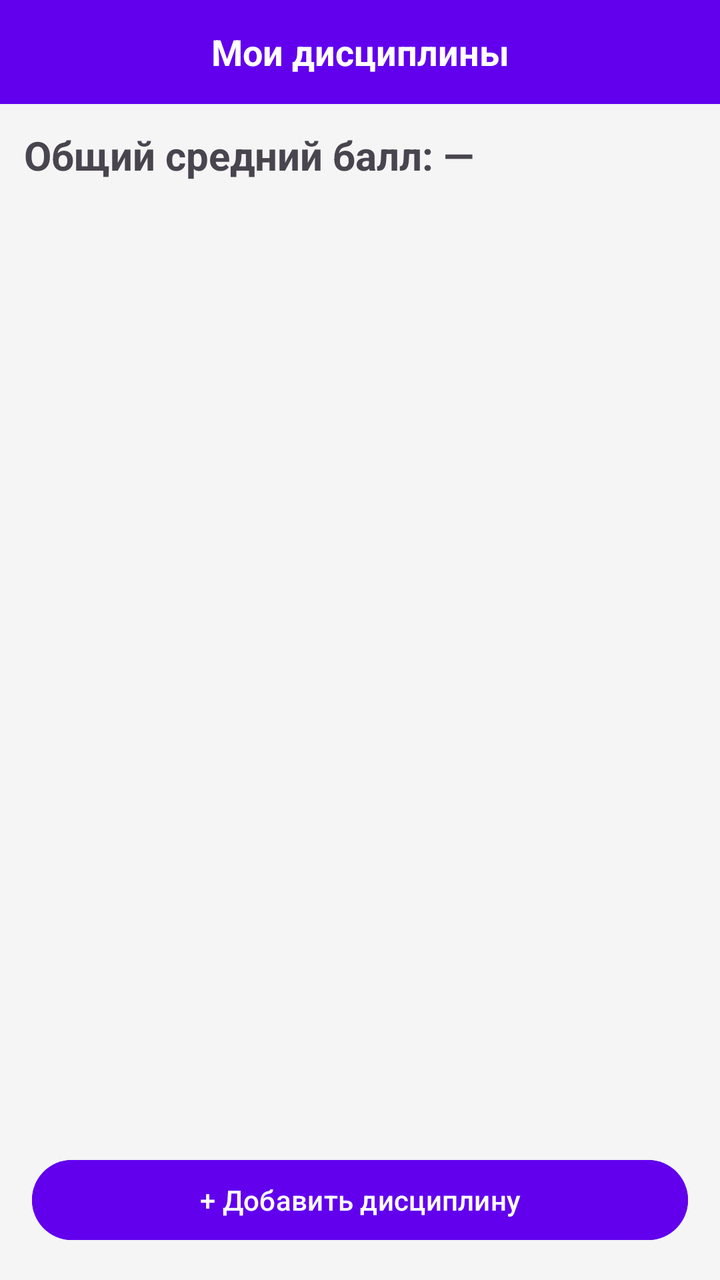
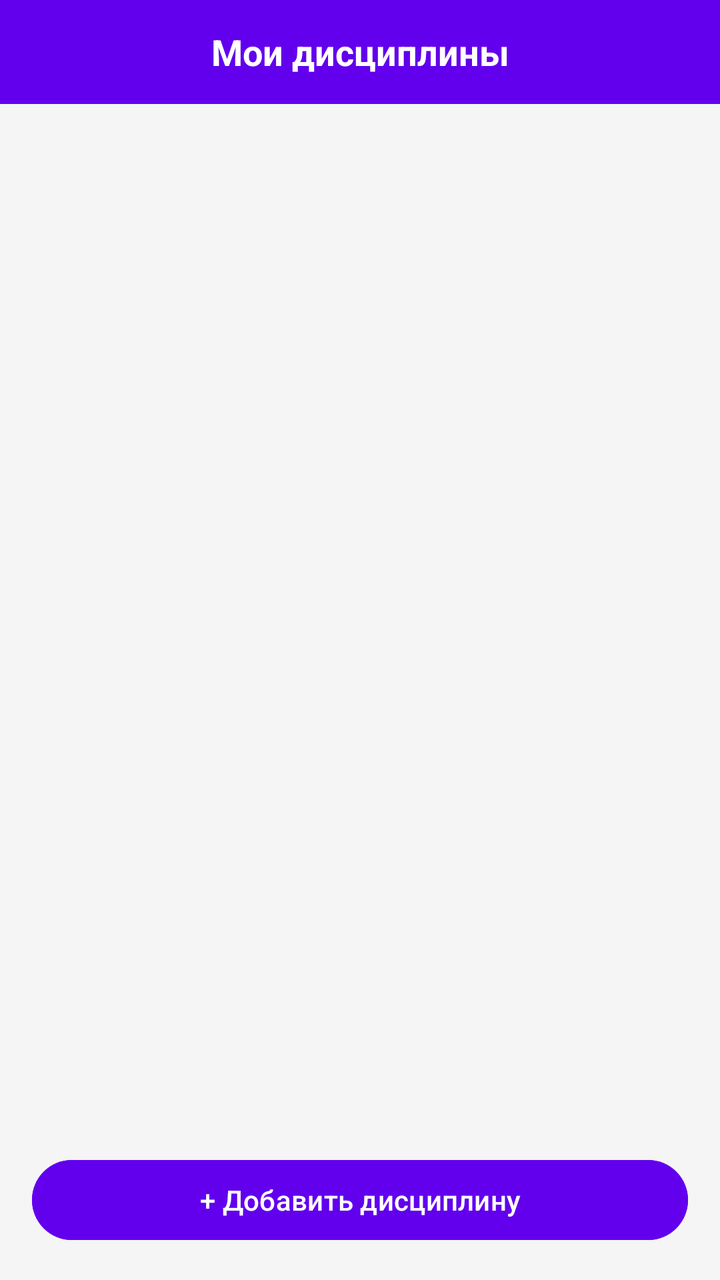

Screens rendered from an Android XML layout before and after an edit, with the pre-edit source and the edit as a unified diff.
<!-- AndroidManifest.xml: application theme Theme.StudentGradeTracker -->
<!-- res/layout/activity_discipline_list.xml -->
<?xml version="1.0" encoding="utf-8"?>
<LinearLayout
    xmlns:android="http://schemas.android.com/apk/res/android"
    android:layout_width="match_parent"
    android:layout_height="match_parent"
    android:orientation="vertical"
    android:background="@color/screen_background">

    <TextView
        android:layout_width="match_parent"
        android:layout_height="52dp"
        android:background="@color/purple"
        android:text="Мои дисциплины"
        android:textColor="@android:color/white"
        android:textSize="18sp"
        android:textStyle="bold"
        android:gravity="center"/>

    <TextView
        android:id="@+id/emptyDisciplinesText"
        android:layout_width="match_parent"
        android:layout_height="wrap_content"
        android:text="Дисциплин пока нет"
        android:gravity="center"
        android:padding="24dp"
        android:visibility="gone"/>

    <TextView
        android:id="@+id/overallAverage"
        android:layout_width="match_parent"
        android:layout_height="wrap_content"
        android:text="Общий средний балл: —"
        android:textSize="20sp"
        android:textStyle="bold"
        android:padding="12dp" />



    <ScrollView
        android:layout_width="match_parent"
        android:layout_height="0dp"
        android:layout_weight="1">

        <LinearLayout
            android:id="@+id/disciplineList"
            android:layout_width="match_parent"
            android:layout_height="wrap_content"
            android:orientation="vertical"
            android:padding="12dp"/>

    </ScrollView>

    <Button
        android:id="@+id/addDisciplineButton"
        android:layout_width="match_parent"
        android:layout_height="wrap_content"
        android:layout_margin="16dp"
        android:text="+ Добавить дисциплину"
        android:textColor="@android:color/white"
        android:backgroundTint="@color/purple"
        android:textAllCaps="false"/>

</LinearLayout>
<!-- resources referenced by this layout -->
<resources>
  <color name="purple">#6200EE</color>
  <color name="screen_background">#F5F5F5</color>
  <style name="Theme.StudentGradeTracker" parent="Base.Theme.StudentGradeTracker" />
  <style name="Base.Theme.StudentGradeTracker" parent="Theme.Material3.DayNight.NoActionBar">
          
          
      </style>
</resources>

<!-- the commit's change to res/layout/activity_discipline_list.xml (unified diff, before → after) -->
@@ -24,15 +24,6 @@
         android:gravity="center"
         android:padding="24dp"
         android:visibility="gone"/>
-
-    <TextView
-        android:id="@+id/overallAverage"
-        android:layout_width="match_parent"
-        android:layout_height="wrap_content"
-        android:text="Общий средний балл: —"
-        android:textSize="20sp"
-        android:textStyle="bold"
-        android:padding="12dp" />
 
 
 
